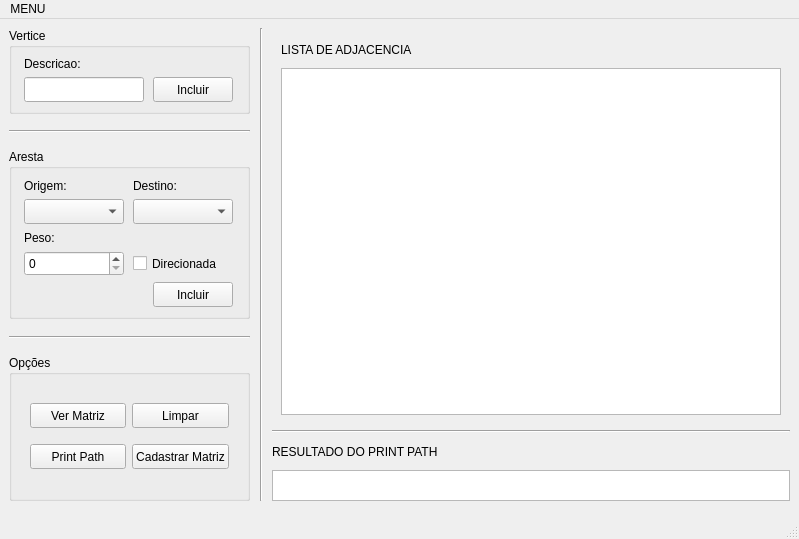
First picture: the form in ED2/ProjetoGrafo/ProjetoGrafo/Formularios/MainWindow.ui, repository YugoVtr/QT, before the edit.
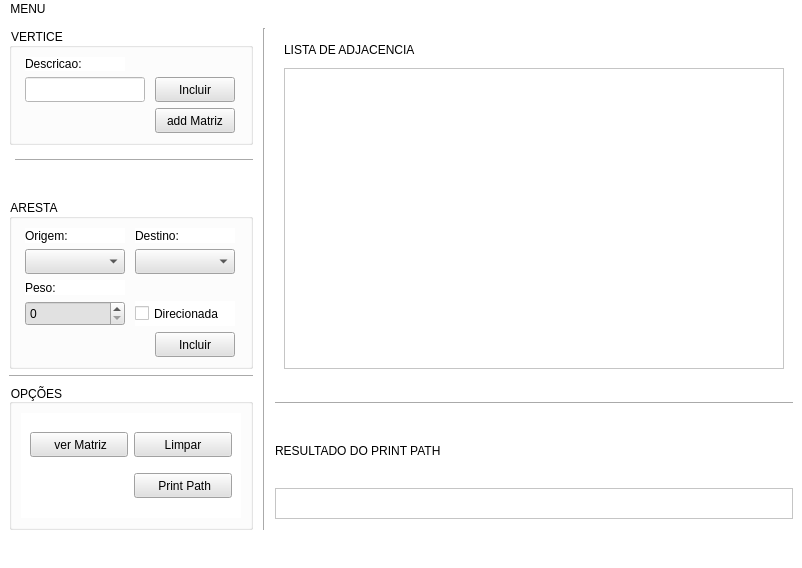
Second picture: the form after the edit. The open tabs and pages were chosen to show the change. Icons and pictures are not drawn.

```diff
--- a/ED2/ProjetoGrafo/ProjetoGrafo/Formularios/MainWindow.ui
+++ b/ED2/ProjetoGrafo/ProjetoGrafo/Formularios/MainWindow.ui
@@ -6,8 +6,8 @@
    <rect>
     <x>0</x>
     <y>0</y>
-    <width>799</width>
-    <height>539</height>
+    <width>802</width>
+    <height>568</height>
    </rect>
   </property>
   <property name="windowTitle">
@@ -20,61 +20,24 @@
   <property name="layoutDirection">
    <enum>Qt::LeftToRight</enum>
   </property>
+  <property name="styleSheet">
+   <string notr="true">background-color: rgb(255, 255, 255);
+color: rgb(0, 0, 0);</string>
+  </property>
   <property name="documentMode">
    <bool>false</bool>
   </property>
   <widget class="QWidget" name="centralwidget">
    <layout class="QGridLayout" name="gridLayout_8">
-    <item row="0" column="0">
+    <item row="0" column="0" colspan="2">
      <widget class="QGroupBox" name="groupBox_Vertice">
       <property name="title">
-       <string>Vertice</string>
+       <string>VERTICE</string>
       </property>
       <property name="flat">
        <bool>false</bool>
       </property>
       <layout class="QGridLayout" name="gridLayout_7">
-       <item row="0" column="0">
-        <widget class="QLabel" name="label_VerticeDescricao">
-         <property name="minimumSize">
-          <size>
-           <width>100</width>
-           <height>0</height>
-          </size>
-         </property>
-         <property name="maximumSize">
-          <size>
-           <width>100</width>
-           <height>16777215</height>
-          </size>
-         </property>
-         <property name="text">
-          <string>Descricao:</string>
-         </property>
-        </widget>
-       </item>
-       <item row="1" column="0">
-        <widget class="QLineEdit" name="lineEdit_IncluirVertice">
-         <property name="minimumSize">
-          <size>
-           <width>120</width>
-           <height>25</height>
-          </size>
-         </property>
-         <property name="maximumSize">
-          <size>
-           <width>120</width>
-           <height>25</height>
-          </size>
-         </property>
-         <property name="layoutDirection">
-          <enum>Qt::LeftToRight</enum>
-         </property>
-         <property name="inputMethodHints">
-          <set>Qt::ImhNone</set>
-         </property>
-        </widget>
-       </item>
        <item row="1" column="1">
         <widget class="QPushButton" name="pushButton_IncluirVertice">
          <property name="minimumSize">
@@ -92,6 +55,9 @@
          <property name="layoutDirection">
           <enum>Qt::LeftToRight</enum>
          </property>
+         <property name="styleSheet">
+          <string notr="true">background-color: rgb(225, 225, 225);</string>
+         </property>
          <property name="text">
           <string>Incluir</string>
          </property>
@@ -105,145 +71,77 @@
          </property>
         </widget>
        </item>
+       <item row="0" column="0">
+        <widget class="QLabel" name="label_VerticeDescricao">
+         <property name="minimumSize">
+          <size>
+           <width>100</width>
+           <height>0</height>
+          </size>
+         </property>
+         <property name="maximumSize">
+          <size>
+           <width>100</width>
+           <height>16777215</height>
+          </size>
+         </property>
+         <property name="text">
+          <string>Descricao:</string>
+         </property>
+        </widget>
+       </item>
+       <item row="1" column="0">
+        <widget class="QLineEdit" name="lineEdit_IncluirVertice">
+         <property name="minimumSize">
+          <size>
+           <width>120</width>
+           <height>25</height>
+          </size>
+         </property>
+         <property name="maximumSize">
+          <size>
+           <width>120</width>
+           <height>25</height>
+          </size>
+         </property>
+         <property name="layoutDirection">
+          <enum>Qt::LeftToRight</enum>
+         </property>
+         <property name="inputMethodHints">
+          <set>Qt::ImhNone</set>
+         </property>
+        </widget>
+       </item>
+       <item row="2" column="1">
+        <widget class="QPushButton" name="pushButton_CadastraMatriz">
+         <property name="minimumSize">
+          <size>
+           <width>0</width>
+           <height>25</height>
+          </size>
+         </property>
+         <property name="styleSheet">
+          <string notr="true">background-color: rgb(225, 225, 225);</string>
+         </property>
+         <property name="text">
+          <string>add Matriz</string>
+         </property>
+         <property name="icon">
+          <iconset resource="arquivos.qrc">
+           <normaloff>:/Arquivos/cadastro.png</normaloff>:/Arquivos/cadastro.png</iconset>
+         </property>
+        </widget>
+       </item>
       </layout>
      </widget>
     </item>
-    <item row="0" column="1" rowspan="8">
-     <widget class="Line" name="line">
-      <property name="minimumSize">
-       <size>
-        <width>10</width>
-        <height>0</height>
-       </size>
-      </property>
-      <property name="maximumSize">
-       <size>
-        <width>16777215</width>
-        <height>16777215</height>
-       </size>
-      </property>
-      <property name="orientation">
-       <enum>Qt::Vertical</enum>
-      </property>
-     </widget>
-    </item>
-    <item row="0" column="2" rowspan="5">
-     <widget class="QStackedWidget" name="stackedWidget_Saida">
-      <property name="minimumSize">
-       <size>
-        <width>500</width>
-        <height>350</height>
-       </size>
-      </property>
-      <property name="maximumSize">
-       <size>
-        <width>16777215</width>
-        <height>16777215</height>
-       </size>
-      </property>
-      <property name="currentIndex">
-       <number>0</number>
-      </property>
-      <widget class="QWidget" name="page_3">
-       <layout class="QGridLayout" name="gridLayout_9">
-        <item row="0" column="0">
-         <widget class="QLabel" name="label_Titulo_Lista">
-          <property name="maximumSize">
-           <size>
-            <width>16777215</width>
-            <height>25</height>
-           </size>
-          </property>
-          <property name="text">
-           <string>LISTA DE ADJACENCIA</string>
-          </property>
-         </widget>
-        </item>
-        <item row="1" column="0">
-         <widget class="QTextEdit" name="textEdit_Saida">
-          <property name="sizePolicy">
-           <sizepolicy hsizetype="Minimum" vsizetype="Minimum">
-            <horstretch>0</horstretch>
-            <verstretch>0</verstretch>
-           </sizepolicy>
-          </property>
-          <property name="minimumSize">
-           <size>
-            <width>500</width>
-            <height>0</height>
-           </size>
-          </property>
-          <property name="maximumSize">
-           <size>
-            <width>16777215</width>
-            <height>16777215</height>
-           </size>
-          </property>
-          <property name="readOnly">
-           <bool>true</bool>
-          </property>
-          <property name="html">
-           <string>&lt;!DOCTYPE HTML PUBLIC &quot;-//W3C//DTD HTML 4.0//EN&quot; &quot;http://www.w3.org/TR/REC-html40/strict.dtd&quot;&gt;
-&lt;html&gt;&lt;head&gt;&lt;meta name=&quot;qrichtext&quot; content=&quot;1&quot; /&gt;&lt;style type=&quot;text/css&quot;&gt;
-p, li { white-space: pre-wrap; }
-&lt;/style&gt;&lt;/head&gt;&lt;body style=&quot; font-family:'MS Shell Dlg 2'; font-size:8.25pt; font-weight:400; font-style:normal;&quot;&gt;
-&lt;p style=&quot;-qt-paragraph-type:empty; margin-top:0px; margin-bottom:0px; margin-left:0px; margin-right:0px; -qt-block-indent:0; text-indent:0px;&quot;&gt;&lt;br /&gt;&lt;/p&gt;&lt;/body&gt;&lt;/html&gt;</string>
-          </property>
-         </widget>
-        </item>
-       </layout>
-      </widget>
-      <widget class="QWidget" name="page_4">
-       <layout class="QGridLayout" name="gridLayout_4">
-        <item row="1" column="0">
-         <widget class="QTextEdit" name="textEdit_Saida_Matriz">
-          <property name="readOnly">
-           <bool>true</bool>
-          </property>
-          <property name="html">
-           <string>&lt;!DOCTYPE HTML PUBLIC &quot;-//W3C//DTD HTML 4.0//EN&quot; &quot;http://www.w3.org/TR/REC-html40/strict.dtd&quot;&gt;
-&lt;html&gt;&lt;head&gt;&lt;meta name=&quot;qrichtext&quot; content=&quot;1&quot; /&gt;&lt;style type=&quot;text/css&quot;&gt;
-p, li { white-space: pre-wrap; }
-&lt;/style&gt;&lt;/head&gt;&lt;body style=&quot; font-family:'MS Shell Dlg 2'; font-size:8.25pt; font-weight:400; font-style:normal;&quot;&gt;
-&lt;p style=&quot;-qt-paragraph-type:empty; margin-top:0px; margin-bottom:0px; margin-left:0px; margin-right:0px; -qt-block-indent:0; text-indent:0px;&quot;&gt;&lt;br /&gt;&lt;/p&gt;
-&lt;p style=&quot;-qt-paragraph-type:empty; margin-top:0px; margin-bottom:0px; margin-left:0px; margin-right:0px; -qt-block-indent:0; text-indent:0px;&quot;&gt;&lt;br /&gt;&lt;/p&gt;&lt;/body&gt;&lt;/html&gt;</string>
-          </property>
-         </widget>
-        </item>
-        <item row="0" column="0">
-         <widget class="QLabel" name="label_Titulo_Matriz">
-          <property name="minimumSize">
-           <size>
-            <width>0</width>
-            <height>25</height>
-           </size>
-          </property>
-          <property name="text">
-           <string>MATRIZ DE ADJACENCIA</string>
-          </property>
-         </widget>
-        </item>
-       </layout>
-      </widget>
-     </widget>
-    </item>
-    <item row="1" column="0">
-     <widget class="Line" name="line_2">
-      <property name="maximumSize">
-       <size>
-        <width>16777215</width>
-        <height>25</height>
-       </size>
-      </property>
-      <property name="orientation">
-       <enum>Qt::Horizontal</enum>
-      </property>
-     </widget>
-    </item>
-    <item row="2" column="0">
+    <item row="4" column="0" colspan="2">
      <widget class="QGroupBox" name="groupBox_Aresta">
+      <property name="toolTipDuration">
+       <number>-4</number>
+      </property>
       <property name="title">
-       <string>Aresta</string>
+       <string>ARESTA</string>
       </property>
       <layout class="QGridLayout" name="gridLayout">
        <item row="0" column="0">
@@ -304,6 +202,9 @@
            <height>25</height>
           </size>
          </property>
+         <property name="styleSheet">
+          <string notr="true">background-color: rgb(225, 225, 225);</string>
+         </property>
          <property name="currentText">
           <string/>
          </property>
@@ -323,6 +224,9 @@
            <height>25</height>
           </size>
          </property>
+         <property name="styleSheet">
+          <string notr="true">background-color: rgb(225, 225, 225);</string>
+         </property>
         </widget>
        </item>
        <item row="2" column="0">
@@ -355,6 +259,9 @@
            <height>25</height>
           </size>
          </property>
+         <property name="styleSheet">
+          <string notr="true">background-color: rgb(225, 225, 225);</string>
+         </property>
          <property name="maximum">
           <number>2147483647</number>
          </property>
@@ -374,6 +281,9 @@
            <height>25</height>
           </size>
          </property>
+         <property name="styleSheet">
+          <string notr="true"/>
+         </property>
          <property name="text">
           <string>Direcionada</string>
          </property>
@@ -411,6 +321,9 @@
            <property name="layoutDirection">
             <enum>Qt::LeftToRight</enum>
            </property>
+           <property name="styleSheet">
+            <string notr="true">background-color: rgb(225, 225, 225);</string>
+           </property>
            <property name="inputMethodHints">
             <set>Qt::ImhNone</set>
            </property>
@@ -435,29 +348,81 @@
       </layout>
      </widget>
     </item>
-    <item row="3" column="0">
-     <widget class="Line" name="line_3">
-      <property name="maximumSize">
-       <size>
-        <width>16777215</width>
-        <height>25</height>
-       </size>
-      </property>
-      <property name="orientation">
-       <enum>Qt::Horizontal</enum>
-      </property>
-     </widget>
+    <item row="3" column="1">
+     <layout class="QHBoxLayout" name="horizontalLayout">
+      <item>
+       <widget class="QPushButton" name="pushButton_Information">
+        <property name="maximumSize">
+         <size>
+          <width>25</width>
+          <height>25</height>
+         </size>
+        </property>
+        <property name="toolTip">
+         <string>Ajuda</string>
+        </property>
+        <property name="toolTipDuration">
+         <number>3000</number>
+        </property>
+        <property name="text">
+         <string/>
+        </property>
+        <property name="icon">
+         <iconset resource="arquivos.qrc">
+          <normaloff>:/Arquivos/info.png</normaloff>:/Arquivos/info.png</iconset>
+        </property>
+        <property name="flat">
+         <bool>true</bool>
+        </property>
+       </widget>
+      </item>
+      <item>
+       <spacer name="horizontalSpacer_2">
+        <property name="orientation">
+         <enum>Qt::Horizontal</enum>
+        </property>
+        <property name="sizeHint" stdset="0">
+         <size>
+          <width>138</width>
+          <height>20</height>
+         </size>
+        </property>
+       </spacer>
+      </item>
+      <item>
+       <widget class="QLabel" name="label_Status">
+        <property name="minimumSize">
+         <size>
+          <width>25</width>
+          <height>25</height>
+         </size>
+        </property>
+        <property name="maximumSize">
+         <size>
+          <width>25</width>
+          <height>25</height>
+         </size>
+        </property>
+        <property name="text">
+         <string/>
+        </property>
+        <property name="pixmap">
+         <pixmap resource="arquivos.qrc">:/Arquivos/bloqueado.png</pixmap>
+        </property>
+       </widget>
+      </item>
+     </layout>
     </item>
-    <item row="4" column="0" rowspan="4">
+    <item row="6" column="0" rowspan="3" colspan="2">
      <widget class="QGroupBox" name="groupBox_Opcoes">
       <property name="title">
-       <string>Opções</string>
+       <string>OPÇÕES</string>
       </property>
       <layout class="QGridLayout" name="gridLayout_2">
        <item row="0" column="0">
         <widget class="QStackedWidget" name="stackedWidget_Opcoes">
          <property name="currentIndex">
-          <number>0</number>
+          <number>1</number>
          </property>
          <widget class="QWidget" name="page">
           <layout class="QGridLayout" name="gridLayout_3">
@@ -469,8 +434,35 @@
                <height>25</height>
               </size>
              </property>
+             <property name="styleSheet">
+              <string notr="true">background-color: rgb(225, 225, 225);</string>
+             </property>
              <property name="text">
-              <string>Ver Matriz</string>
+              <string> ver Matriz</string>
+             </property>
+             <property name="icon">
+              <iconset resource="arquivos.qrc">
+               <normaloff>:/Arquivos/eye.png</normaloff>:/Arquivos/eye.png</iconset>
+             </property>
+            </widget>
+           </item>
+           <item row="1" column="1">
+            <widget class="QPushButton" name="pushButton_Print_Path">
+             <property name="minimumSize">
+              <size>
+               <width>0</width>
+               <height>25</height>
+              </size>
+             </property>
+             <property name="styleSheet">
+              <string notr="true">background-color: rgb(225, 225, 225);</string>
+             </property>
+             <property name="text">
+              <string> Print Path</string>
+             </property>
+             <property name="icon">
+              <iconset resource="arquivos.qrc">
+               <normaloff>:/Arquivos/print.png</normaloff>:/Arquivos/print.png</iconset>
              </property>
             </widget>
            </item>
@@ -488,6 +480,9 @@
                <height>25</height>
               </size>
              </property>
+             <property name="styleSheet">
+              <string notr="true">background-color: rgb(225, 225, 225);</string>
+             </property>
              <property name="text">
               <string>Limpar</string>
              </property>
@@ -510,37 +505,7 @@
              </property>
             </widget>
            </item>
-           <item row="1" column="0">
-            <widget class="QPushButton" name="pushButton_Print_Path">
-             <property name="minimumSize">
-              <size>
-               <width>0</width>
-               <height>25</height>
-              </size>
-             </property>
-             <property name="text">
-              <string>Print Path</string>
-             </property>
-            </widget>
-           </item>
-           <item row="1" column="1">
-            <widget class="QPushButton" name="pushButton_CadastraMatriz">
-             <property name="minimumSize">
-              <size>
-               <width>0</width>
-               <height>25</height>
-              </size>
-             </property>
-             <property name="text">
-              <string>Cadastrar Matriz</string>
-             </property>
-            </widget>
-           </item>
           </layout>
-          <zorder>pushButton_PrintMatriz</zorder>
-          <zorder>pushButton_Print_Path</zorder>
-          <zorder>pushButton_LimparVertices</zorder>
-          <zorder>pushButton_CadastraMatriz</zorder>
          </widget>
          <widget class="QWidget" name="page_2">
           <layout class="QGridLayout" name="gridLayout_5">
@@ -565,6 +530,10 @@
                <height>25</height>
               </size>
              </property>
+             <property name="styleSheet">
+              <string notr="true">background-color: rgb(225, 225, 225);
+</string>
+             </property>
             </widget>
            </item>
            <item row="0" column="0">
@@ -588,6 +557,9 @@
                <height>25</height>
               </size>
              </property>
+             <property name="styleSheet">
+              <string notr="true">background-color: rgb(225, 225, 225);</string>
+             </property>
             </widget>
            </item>
            <item row="2" column="1">
@@ -598,9 +570,16 @@
                <height>25</height>
               </size>
              </property>
+             <property name="styleSheet">
+              <string notr="true">background-color: rgb(225, 225, 225);</string>
+             </property>
              <property name="text">
               <string>Print Path</string>
              </property>
+             <property name="icon">
+              <iconset resource="arquivos.qrc">
+               <normaloff>:/Arquivos/eye.png</normaloff>:/Arquivos/eye.png</iconset>
+             </property>
             </widget>
            </item>
           </layout>
@@ -610,33 +589,39 @@
       </layout>
      </widget>
     </item>
-    <item row="5" column="2">
-     <widget class="Line" name="line_4">
+    <item row="5" column="0" colspan="2">
+     <widget class="Line" name="line_3">
+      <property name="maximumSize">
+       <size>
+        <width>16777215</width>
+        <height>25</height>
+       </size>
+      </property>
       <property name="orientation">
        <enum>Qt::Horizontal</enum>
       </property>
      </widget>
     </item>
-    <item row="6" column="2">
-     <widget class="QLabel" name="label_Resultado_PrintPath">
+    <item row="0" column="2" rowspan="9">
+     <widget class="Line" name="line">
       <property name="minimumSize">
        <size>
-        <width>0</width>
-        <height>25</height>
+        <width>10</width>
+        <height>0</height>
        </size>
       </property>
       <property name="maximumSize">
        <size>
         <width>16777215</width>
-        <height>25</height>
+        <height>16777215</height>
        </size>
       </property>
-      <property name="text">
-       <string>RESULTADO DO PRINT PATH</string>
+      <property name="orientation">
+       <enum>Qt::Vertical</enum>
       </property>
      </widget>
     </item>
-    <item row="7" column="2">
+    <item row="8" column="3">
      <widget class="QTextEdit" name="textEdit_Print_Path">
       <property name="maximumSize">
        <size>
@@ -649,7 +634,7 @@
       </property>
      </widget>
     </item>
-    <item row="8" column="0">
+    <item row="9" column="0" colspan="2">
      <spacer name="verticalSpacer_2">
       <property name="orientation">
        <enum>Qt::Vertical</enum>
@@ -662,6 +647,145 @@
       </property>
      </spacer>
     </item>
+    <item row="7" column="3">
+     <widget class="QLabel" name="label_Resultado_PrintPath">
+      <property name="minimumSize">
+       <size>
+        <width>0</width>
+        <height>25</height>
+       </size>
+      </property>
+      <property name="maximumSize">
+       <size>
+        <width>16777215</width>
+        <height>25</height>
+       </size>
+      </property>
+      <property name="text">
+       <string>RESULTADO DO PRINT PATH</string>
+      </property>
+     </widget>
+    </item>
+    <item row="0" column="3" rowspan="6">
+     <widget class="QStackedWidget" name="stackedWidget_Saida">
+      <property name="minimumSize">
+       <size>
+        <width>500</width>
+        <height>350</height>
+       </size>
+      </property>
+      <property name="maximumSize">
+       <size>
+        <width>16777215</width>
+        <height>16777215</height>
+       </size>
+      </property>
+      <property name="currentIndex">
+       <number>0</number>
+      </property>
+      <widget class="QWidget" name="page_3">
+       <layout class="QGridLayout" name="gridLayout_9">
+        <item row="0" column="0">
+         <widget class="QLabel" name="label_Titulo_Lista">
+          <property name="maximumSize">
+           <size>
+            <width>16777215</width>
+            <height>25</height>
+           </size>
+          </property>
+          <property name="text">
+           <string>LISTA DE ADJACENCIA</string>
+          </property>
+         </widget>
+        </item>
+        <item row="1" column="0">
+         <widget class="QTextEdit" name="textEdit_Saida">
+          <property name="sizePolicy">
+           <sizepolicy hsizetype="Minimum" vsizetype="Minimum">
+            <horstretch>0</horstretch>
+            <verstretch>0</verstretch>
+           </sizepolicy>
+          </property>
+          <property name="minimumSize">
+           <size>
+            <width>500</width>
+            <height>0</height>
+           </size>
+          </property>
+          <property name="maximumSize">
+           <size>
+            <width>16777215</width>
+            <height>16777215</height>
+           </size>
+          </property>
+          <property name="readOnly">
+           <bool>true</bool>
+          </property>
+          <property name="html">
+           <string>&lt;!DOCTYPE HTML PUBLIC &quot;-//W3C//DTD HTML 4.0//EN&quot; &quot;http://www.w3.org/TR/REC-html40/strict.dtd&quot;&gt;
+&lt;html&gt;&lt;head&gt;&lt;meta name=&quot;qrichtext&quot; content=&quot;1&quot; /&gt;&lt;style type=&quot;text/css&quot;&gt;
+p, li { white-space: pre-wrap; }
+&lt;/style&gt;&lt;/head&gt;&lt;body style=&quot; font-family:'MS Shell Dlg 2'; font-size:8.25pt; font-weight:400; font-style:normal;&quot;&gt;
+&lt;p style=&quot;-qt-paragraph-type:empty; margin-top:0px; margin-bottom:0px; margin-left:0px; margin-right:0px; -qt-block-indent:0; text-indent:0px;&quot;&gt;&lt;br /&gt;&lt;/p&gt;&lt;/body&gt;&lt;/html&gt;</string>
+          </property>
+         </widget>
+        </item>
+       </layout>
+      </widget>
+      <widget class="QWidget" name="page_4">
+       <layout class="QGridLayout" name="gridLayout_4">
+        <item row="1" column="0">
+         <widget class="QTextEdit" name="textEdit_Saida_Matriz">
+          <property name="readOnly">
+           <bool>true</bool>
+          </property>
+          <property name="html">
+           <string>&lt;!DOCTYPE HTML PUBLIC &quot;-//W3C//DTD HTML 4.0//EN&quot; &quot;http://www.w3.org/TR/REC-html40/strict.dtd&quot;&gt;
+&lt;html&gt;&lt;head&gt;&lt;meta name=&quot;qrichtext&quot; content=&quot;1&quot; /&gt;&lt;style type=&quot;text/css&quot;&gt;
+p, li { white-space: pre-wrap; }
+&lt;/style&gt;&lt;/head&gt;&lt;body style=&quot; font-family:'MS Shell Dlg 2'; font-size:8.25pt; font-weight:400; font-style:normal;&quot;&gt;
+&lt;p style=&quot;-qt-paragraph-type:empty; margin-top:0px; margin-bottom:0px; margin-left:0px; margin-right:0px; -qt-block-indent:0; text-indent:0px;&quot;&gt;&lt;br /&gt;&lt;/p&gt;
+&lt;p style=&quot;-qt-paragraph-type:empty; margin-top:0px; margin-bottom:0px; margin-left:0px; margin-right:0px; -qt-block-indent:0; text-indent:0px;&quot;&gt;&lt;br /&gt;&lt;/p&gt;&lt;/body&gt;&lt;/html&gt;</string>
+          </property>
+         </widget>
+        </item>
+        <item row="0" column="0">
+         <widget class="QLabel" name="label_Titulo_Matriz">
+          <property name="minimumSize">
+           <size>
+            <width>0</width>
+            <height>25</height>
+           </size>
+          </property>
+          <property name="text">
+           <string>MATRIZ DE ADJACENCIA</string>
+          </property>
+         </widget>
+        </item>
+       </layout>
+      </widget>
+     </widget>
+    </item>
+    <item row="6" column="3">
+     <widget class="Line" name="line_4">
+      <property name="orientation">
+       <enum>Qt::Horizontal</enum>
+      </property>
+     </widget>
+    </item>
+    <item row="2" column="1">
+     <widget class="Line" name="line_2">
+      <property name="maximumSize">
+       <size>
+        <width>16777215</width>
+        <height>25</height>
+       </size>
+      </property>
+      <property name="orientation">
+       <enum>Qt::Horizontal</enum>
+      </property>
+     </widget>
+    </item>
    </layout>
   </widget>
   <widget class="QMenuBar" name="menubar">
@@ -669,7 +793,7 @@
     <rect>
      <x>0</x>
      <y>0</y>
-     <width>799</width>
+     <width>802</width>
      <height>20</height>
     </rect>
    </property>
```
Left out of the diff: 20 changed lines with no effect on the pictures.
